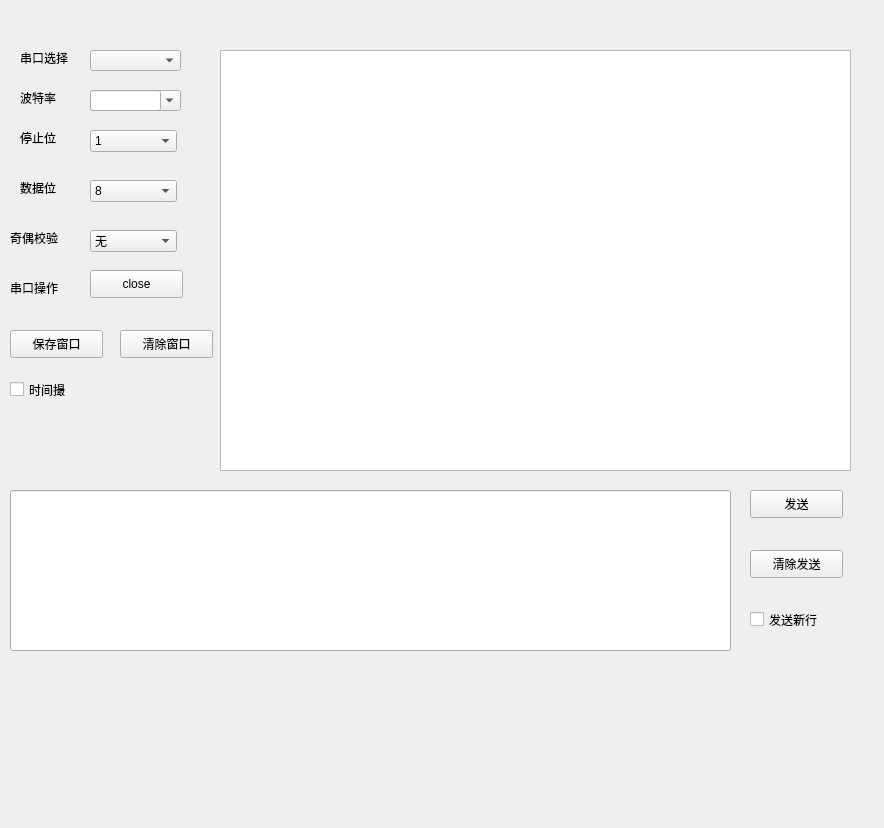
First picture: the form in SerialToolUI.ui, repository shootao/python_serial, before the edit.
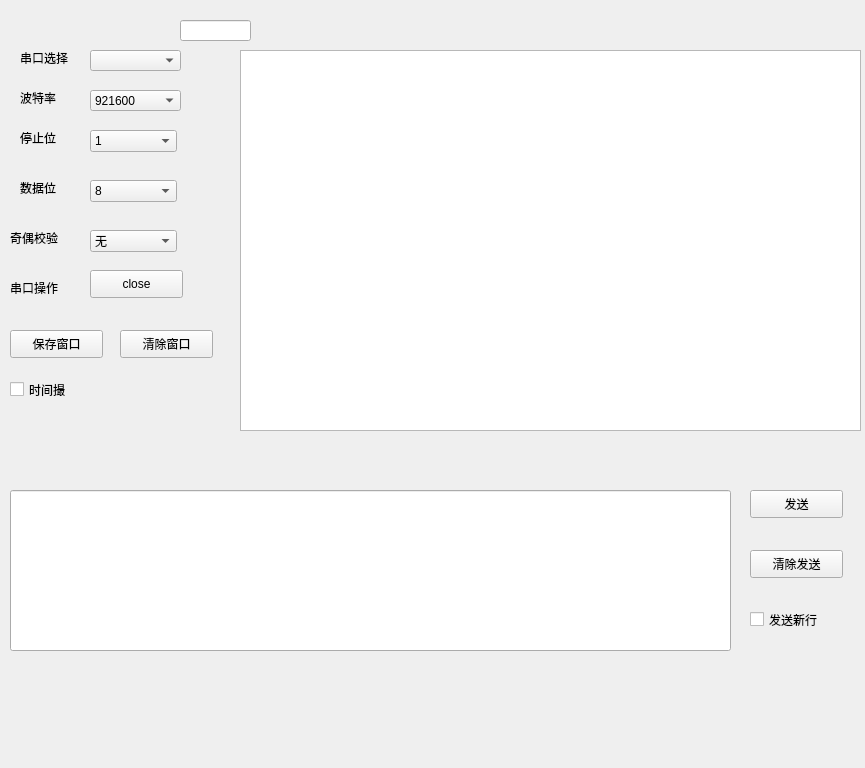
Second picture: the form after the edit.

What changed in the file:
```diff
--- a/SerialToolUI.ui
+++ b/SerialToolUI.ui
@@ -6,8 +6,8 @@
    <rect>
     <x>0</x>
     <y>0</y>
-    <width>884</width>
-    <height>828</height>
+    <width>865</width>
+    <height>768</height>
    </rect>
   </property>
   <property name="windowTitle">
@@ -237,16 +237,6 @@
     </rect>
    </property>
   </widget>
-  <widget class="QTextEdit" name="textEdit_show">
-   <property name="geometry">
-    <rect>
-     <x>220</x>
-     <y>50</y>
-     <width>631</width>
-     <height>421</height>
-    </rect>
-   </property>
-  </widget>
   <widget class="QPushButton" name="saveInfo">
    <property name="geometry">
     <rect>
@@ -318,8 +308,8 @@
    </property>
    <property name="geometry">
     <rect>
-     <x>90</x>
-     <y>90</y>
+     <x>180</x>
+     <y>20</y>
      <width>71</width>
      <height>21</height>
     </rect>
@@ -341,6 +331,16 @@
     <string>发送新行</string>
    </property>
   </widget>
+  <widget class="QTextBrowser" name="InfoBrower">
+   <property name="geometry">
+    <rect>
+     <x>240</x>
+     <y>50</y>
+     <width>621</width>
+     <height>381</height>
+    </rect>
+   </property>
+  </widget>
  </widget>
  <resources/>
  <connections/>
```
Left out of the diff: 4 changed lines with no effect on the pictures.
